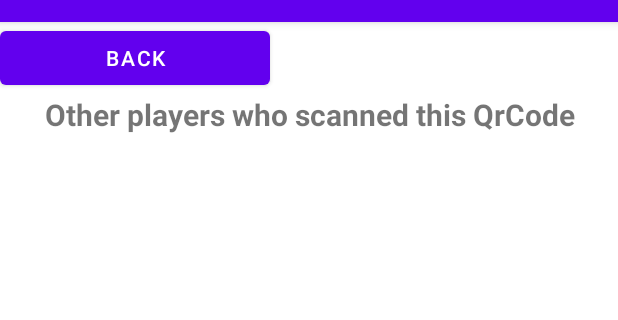
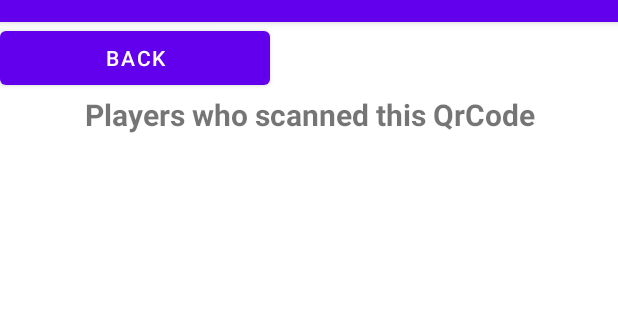
Before and after one commit to CMPUT301W23T29/Scavenging-Scannables, an Android app: the OthersWhoScannedQrCodeActivity screen opened directly, with no data from a screen before it, on a phone screen of 412 x 824 dp, the part 62-382 px from its top. Run offline under Robolectric (Android 15) with nearby library versions, the phone set to English and light mode, and no system bars; our stand-ins replace Firebase (no records; nobody signed in at launch, a user with empty details on screens opened directly).

```diff
--- a/app/app/src/main/res/layout/activity_display_others.xml
+++ b/app/app/src/main/res/layout/activity_display_others.xml
@@ -19,7 +19,7 @@
         android:gravity="center"
         android:textStyle="bold"
         android:textSize="20dp"
-        android:text="Other players who scanned this QrCode" />
+        android:text="Players who scanned this QrCode" />
 
     <ListView
         android:id="@+id/others_list"
```
Also changed, not shown: app/app/src/main/java/com/example/scavengingscannables/ui/profile/OthersWhoScannedQrCodeActivity.java (+12 -0 lines), app/app/src/main/res/layout/activity_view_others_qrcodes.xml (+9 -8 lines).
